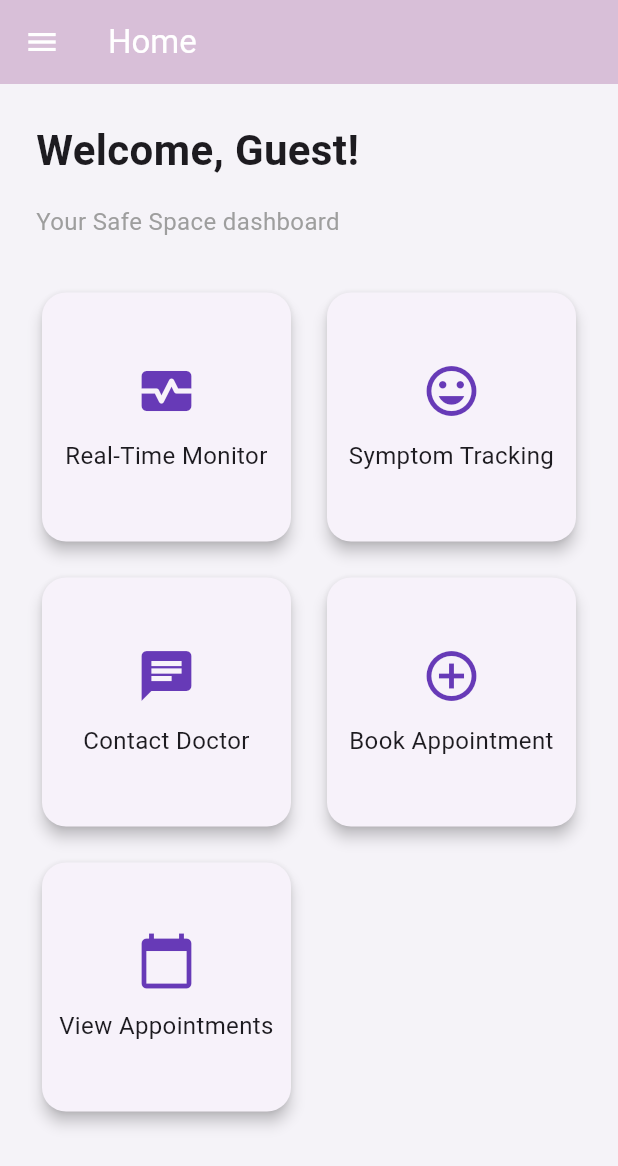
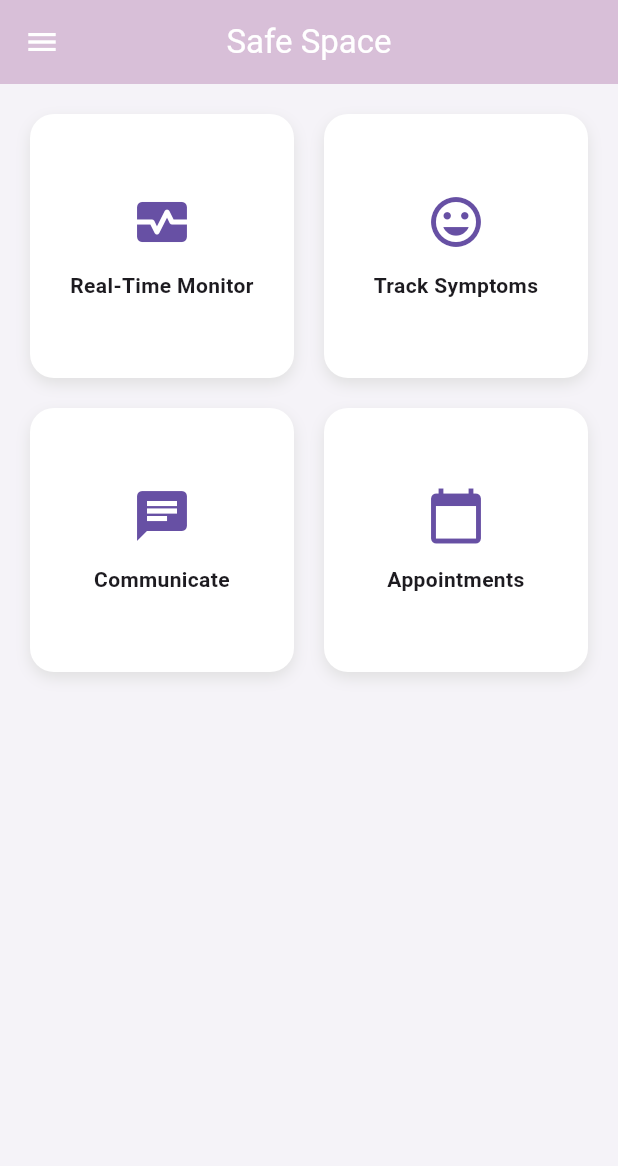
Before and after one commit to Ba-jx/safespace, a Flutter app: the HomeScreen screen opened by its route, on a phone screen of 412 x 824 dp. Shown: the top 1166 px of the screen. Run offline on Flutter 3.47's test engine with Material 3 defaults, Android fonts, the phone set to English and light mode, and no system bars; our stand-ins replace cloud_firestore, firebase_auth, firebase_core, table_calendar; accounts and stored records are empty.

Commit message:
Update home_screen.dart

```diff
--- a/lib/screens/home_screen.dart
+++ b/lib/screens/home_screen.dart
@@ -1,7 +1,4 @@
 import 'package:flutter/material.dart';
-import 'package:provider/provider.dart';
-
-import '../providers/user_provider.dart';
 import '../widgets/custom_drawer.dart';
 
 class HomeScreen extends StatelessWidget {
@@ -9,94 +6,89 @@ class HomeScreen extends StatelessWidget {
 
   @override
   Widget build(BuildContext context) {
-    final userName = Provider.of<UserProvider>(context).userName;
-
     return Scaffold(
+      drawer: const CustomDrawer(),
       appBar: AppBar(
-        title: const Text('Home'),
+        title: const Text('Safe Space'),
+        centerTitle: true,
       ),
-      drawer: const CustomDrawer(),
-      body: SingleChildScrollView(
-        padding: const EdgeInsets.all(24.0),
-        child: Column(
-          crossAxisAlignment: CrossAxisAlignment.start,
+      body: Padding(
+        padding: const EdgeInsets.all(20),
+        child: GridView.count(
+          crossAxisCount: 2,
+          crossAxisSpacing: 20,
+          mainAxisSpacing: 20,
           children: [
-            Text(
-              'Welcome, $userName!',
-              style: const TextStyle(
-                fontSize: 28,
-                fontWeight: FontWeight.bold,
-              ),
-            ),
-            const SizedBox(height: 16),
-            const Text(
-              'Your Safe Space dashboard',
-              style: TextStyle(fontSize: 16, color: Colors.grey),
-            ),
-            const SizedBox(height: 32),
-            GridView.count(
-              shrinkWrap: true,
-              physics: const NeverScrollableScrollPhysics(),
-              crossAxisCount: 2,
-              mainAxisSpacing: 16,
-              crossAxisSpacing: 16,
-              childAspectRatio: 1,
-              children: [
-                _buildFeatureCard(
-                  context,
+            _DashboardTile(
               icon: Icons.monitor_heart,
               label: 'Real-Time Monitor',
-                  route: '/real-time-monitor',
+              onTap: () => Navigator.pushNamed(context, '/real-time-monitor'),
             ),
-                _buildFeatureCard(
-                  context,
+            _DashboardTile(
               icon: Icons.mood,
-                  label: 'Symptom Tracking',
-                  route: '/symptom-tracking',
+              label: 'Track Symptoms',
+              onTap: () => Navigator.pushNamed(context, '/symptom-tracking'),
             ),
-                _buildFeatureCard(
-                  context,
+            _DashboardTile(
               icon: Icons.chat,
-                  label: 'Contact Doctor',
-                  route: '/doctor-communication',
+              label: 'Communicate',
+              onTap: () => Navigator.pushNamed(context, '/patient/communication'),
             ),
-                _buildFeatureCard(
-                  context,
-                  icon: Icons.add_circle_outline,
-                  label: 'Book Appointment',
-                  route: '/appointments/book',
-                ),
-                _buildFeatureCard(
-                  context,
+            _DashboardTile(
               icon: Icons.calendar_today,
-                  label: 'View Appointments',
-                  route: '/appointments/list',
-                ),
-              ],
+              label: 'Appointments',
+              onTap: () => Navigator.pushNamed(context, '/appointments/list'),
             ),
           ],
         ),
       ),
     );
   }
+}
 
-  Widget _buildFeatureCard(BuildContext context,
-      {required IconData icon, required String label, required String route}) {
-    return Card(
-      shape: RoundedRectangleBorder(borderRadius: BorderRadius.circular(16)),
-      elevation: 4,
-      child: InkWell(
-        onTap: () => Navigator.pushNamed(context, route),
+class _DashboardTile extends StatelessWidget {
+  final IconData icon;
+  final String label;
+  final VoidCallback onTap;
+
+  const _DashboardTile({
+    required this.icon,
+    required this.label,
+    required this.onTap,
+  });
+
+  @override
+  Widget build(BuildContext context) {
+    final theme = Theme.of(context);
+    final isDark = theme.brightness == Brightness.dark;
+
+    return GestureDetector(
+      onTap: onTap,
+      child: Container(
+        decoration: BoxDecoration(
+          color: isDark ? const Color(0xFF2A2640) : Colors.white,
           borderRadius: BorderRadius.circular(16),
-        child: Center(
-          child: Column(
-            mainAxisSize: MainAxisSize.min,
-            children: [
-              Icon(icon, size: 40, color: Colors.deepPurple),
-              const SizedBox(height: 12),
-              Text(label, textAlign: TextAlign.center, style: const TextStyle(fontSize: 16)),
+          boxShadow: [
+            if (!isDark)
+              BoxShadow(
+                color: Colors.grey.shade300,
+                blurRadius: 8,
+                offset: const Offset(0, 4),
+              ),
           ],
         ),
+        padding: const EdgeInsets.all(16),
+        child: Column(
+          mainAxisAlignment: MainAxisAlignment.center,
+          children: [
+            Icon(icon, size: 40, color: theme.colorScheme.primary),
+            const SizedBox(height: 12),
+            Text(
+              label,
+              style: theme.textTheme.bodyMedium?.copyWith(fontWeight: FontWeight.w600),
+              textAlign: TextAlign.center,
+            ),
+          ],
         ),
       ),
     );
```
Lines whose indentation alone changed are shown as unchanged.
